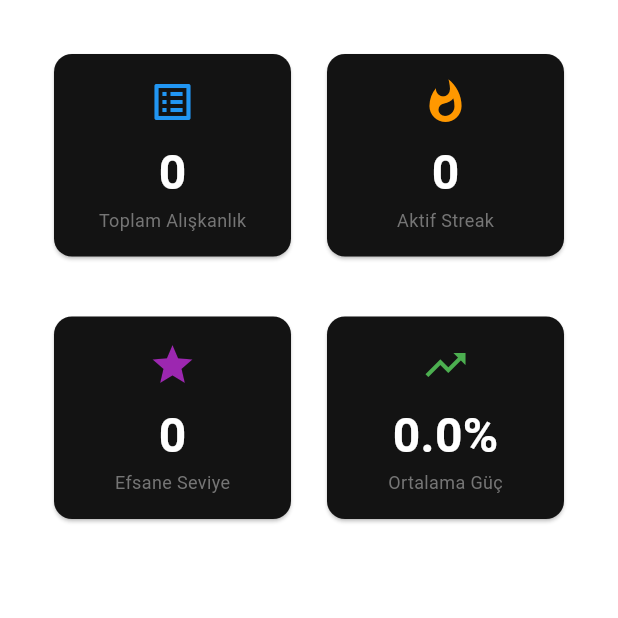
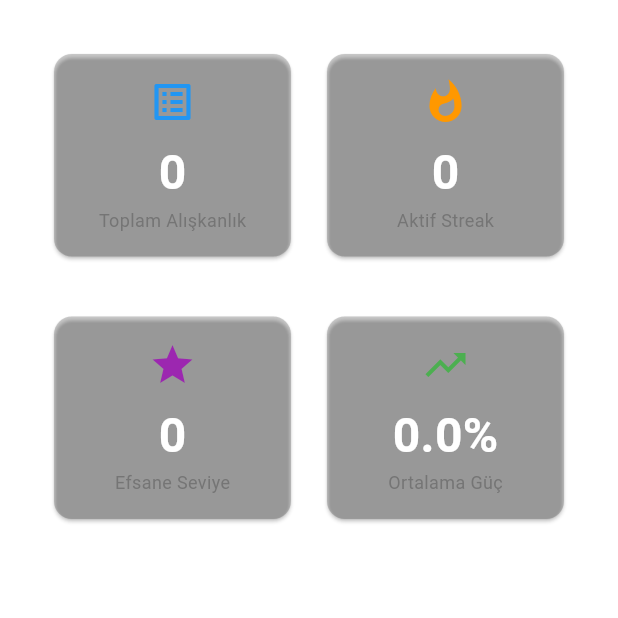
Before and after one commit to burakmiracbol/hbttrckr, a Flutter app: the StatisticsScreen screen opened directly, on a phone screen of 412 x 824 dp, the top half of it. Run offline on Flutter 3.47's test engine with Material 3 defaults, Android fonts, the phone set to English and light mode, and no system bars; our stand-ins replace fl_chart, flutter_colorpicker, lottie, material_color_utilities, shared_preferences, table_calendar; missing offline and left inert: custom_adaptive_scaffold, fluent_ui, flutter_acrylic, flutter_neat_and_clean_calendar, liquid_glass_renderer, wheel_slider; accounts and stored records are empty.

Commit message:
stats view cardları şeffaflık düzenlemmesi yapıldı

```diff
--- a/lib/views/statsview.dart
+++ b/lib/views/statsview.dart
@@ -10,7 +10,7 @@ import 'package:hbttrckr/classes/glasscard.dart';
 
 import 'mainappview.dart';
 
-// TODO: bu sayfadaki kartları trensparan modda yarı şefffaf olsun
+
 
 class StatisticsScreen extends StatelessWidget {
   @override
@@ -25,7 +25,9 @@ class StatisticsScreen extends StatelessWidget {
     return GlassGlowLayer(
       child: LiquidGlassLayer(
         child: Scaffold(
-          backgroundColor: Theme.of(context).scaffoldBackgroundColor.withValues(alpha: 0),
+          backgroundColor: Theme.of(
+            context,
+          ).scaffoldBackgroundColor.withValues(alpha: 0),
           body: SingleChildScrollView(
             padding: EdgeInsets.all(16),
             child: Column(
@@ -35,31 +37,89 @@ class StatisticsScreen extends StatelessWidget {
                   padding: const EdgeInsets.all(8.0),
                   child: Row(
                     children: [
-                      Expanded(child: Padding(
+                      Expanded(
+                        child: Padding(
                           padding: const EdgeInsets.all(8.0),
-                        child: Card(child: StatCard("Toplam Alışkanlık", totalHabits.toString(), Icons.list_alt, Colors.blue, 16)),
-                      )),
-                      Expanded(child: Padding(
+                          child: Card(
+                            color: isMica
+                                ? Theme.of(context).cardColor
+                                : Theme.of(
+                                    context,
+                                  ).cardColor.withValues(alpha: 0.2),
+                            child: StatCard(
+                              "Toplam Alışkanlık",
+                              totalHabits.toString(),
+                              Icons.list_alt,
+                              Colors.blue,
+                              16,
+                            ),
+                          ),
+                        ),
+                      ),
+                      Expanded(
+                        child: Padding(
                           padding: const EdgeInsets.all(8.0),
-                        child: Card(child: StatCard("Aktif Streak", activeHabits.toString(), Icons.whatshot, Colors.orange, 16)),
-                      )),
+                          child: Card(
+                            color: isMica
+                                ? Theme.of(context).cardColor
+                                : Theme.of(
+                                    context,
+                                  ).cardColor.withValues(alpha: 0.2),
+                            child: StatCard(
+                              "Aktif Streak",
+                              activeHabits.toString(),
+                              Icons.whatshot,
+                              Colors.orange,
+                              16,
+                            ),
+                          ),
+                        ),
+                      ),
                     ],
                   ),
                 ),
                 Padding(
                   padding: const EdgeInsets.all(8.0),
                   child: Row(
-                    children:[
-                      Expanded(child: Padding(
+                    children: [
+                      Expanded(
+                        child: Padding(
                           padding: const EdgeInsets.all(8.0),
                           child: Card(
-                            // color: isMica ? null : Theme.of(context).cardColor.withValues(alpha: 0.2),
-                            child: StatCard("Efsane Seviye", perfectHabits.toString(), Icons.star, Colors.purple ,16)),
-                      )),
-                      Expanded(child: Padding(
+                            color: isMica
+                                ? Theme.of(context).cardColor
+                                : Theme.of(
+                                    context,
+                                  ).cardColor.withValues(alpha: 0.2),
+                            child: StatCard(
+                              "Efsane Seviye",
+                              perfectHabits.toString(),
+                              Icons.star,
+                              Colors.purple,
+                              16,
+                            ),
+                          ),
+                        ),
+                      ),
+                      Expanded(
+                        child: Padding(
                           padding: const EdgeInsets.all(8.0),
-                        child: Card(child: StatCard("Ortalama Güç", "${(totalStrength / totalHabits.clamp(1, 999)).toStringAsFixed(1)}%", Icons.trending_up, Colors.green, 16)),
-                      )),
+                          child: Card(
+                            color: isMica
+                                ? Theme.of(context).cardColor
+                                : Theme.of(
+                                    context,
+                                  ).cardColor.withValues(alpha: 0.2),
+                            child: StatCard(
+                              "Ortalama Güç",
+                              "${(totalStrength / totalHabits.clamp(1, 999)).toStringAsFixed(1)}%",
+                              Icons.trending_up,
+                              Colors.green,
+                              16,
+                            ),
+                          ),
+                        ),
+                      ),
                     ],
                   ),
                 ),
@@ -88,12 +148,18 @@ class StatisticsScreen extends StatelessWidget {
                 //           ),
                 // ],
                 //       ),
-                Text("Tüm Alışkanlıklar", style: Theme.of(context).textTheme.titleLarge),
+                Text(
+                  "Tüm Alışkanlıklar",
+                  style: Theme.of(context).textTheme.titleLarge,
+                ),
 
-
-                ...habits.map((h) => Padding(
+                ...habits.map(
+                  (h) => Padding(
                     padding: const EdgeInsets.only(bottom: 10),
                     child: Card(
+                      color: isMica
+                          ? Theme.of(context).cardColor
+                          : Theme.of(context).cardColor.withValues(alpha: 0.2),
                       elevation: 3,
                       child: ListTile(
                         leading: CircleAvatar(
@@ -101,13 +167,20 @@ class StatisticsScreen extends StatelessWidget {
                           child: Text(h.name[0].toUpperCase()),
                         ),
                         title: Text(h.name),
-                      subtitle: Text("${h.currentStreak} gün streak • ${h.strength}% güç"),
+                        subtitle: Text(
+                          "${h.currentStreak} gün streak • ${h.strength}% güç",
+                        ),
                         trailing: h.currentStreak > 0
-                          ?  Icon(Icons.local_fire_department)// TODO : lottie ekle
-                          : const Icon(Icons.local_fire_department_outlined, color: Colors.grey),
+                            ? Icon(
+                                Icons.local_fire_department,
+                              ) // TODO : lottie ekle
+                            : const Icon(
+                                Icons.local_fire_department_outlined,
+                                color: Colors.grey,
                               ),
                       ),
-                 )
+                    ),
+                  ),
                 ),
               ],
             ),
@@ -123,7 +196,7 @@ class StatCard extends StatelessWidget {
   final IconData icon;
   final Color color;
   double padding = 0;
-  StatCard(this.title, this.value, this.icon, this.color,this.padding);
+  StatCard(this.title, this.value, this.icon, this.color, this.padding);
 
   @override
   Widget build(BuildContext context) {
@@ -136,8 +209,14 @@ class StatCard extends StatelessWidget {
             children: [
               Icon(icon, size: 32, color: color),
               SizedBox(height: 8),
-              Text(value, style: TextStyle(fontSize: 32, fontWeight: FontWeight.bold)),
-              Text(title, style: TextStyle(fontSize: 12, color: Colors.grey[600])),
+              Text(
+                value,
+                style: TextStyle(fontSize: 32, fontWeight: FontWeight.bold),
+              ),
+              Text(
+                title,
+                style: TextStyle(fontSize: 12, color: Colors.grey[600]),
+              ),
             ],
           ),
         ),
```
Lines whose indentation alone changed are shown as unchanged.
